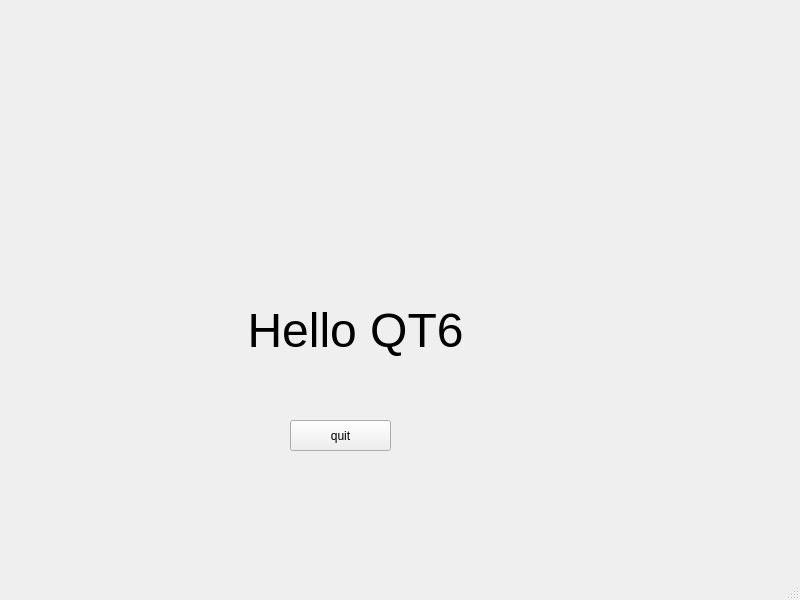
Qt form qt6-kfzn-samples/s2-1/FirstDemo/window.ui (rogerg6/QT) before a commit.
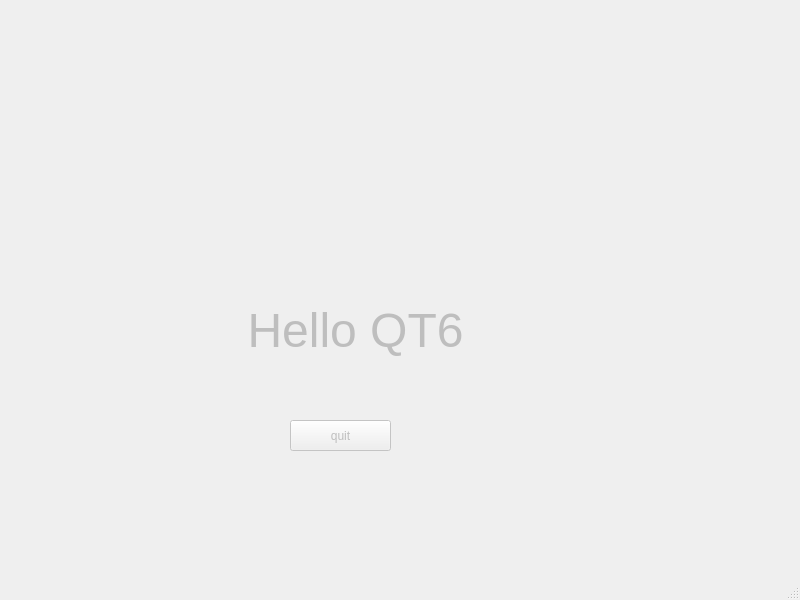
The same form after that commit.

Diff of the .ui file:
```diff
--- a/qt6-kfzn-samples/s2-1/FirstDemo/window.ui
+++ b/qt6-kfzn-samples/s2-1/FirstDemo/window.ui
@@ -14,7 +14,13 @@
    <string>Window</string>
   </property>
   <widget class="QWidget" name="centralwidget">
+   <property name="enabled">
+    <bool>false</bool>
+   </property>
    <widget class="QLabel" name="label">
+    <property name="enabled">
+     <bool>false</bool>
+    </property>
     <property name="geometry">
      <rect>
       <x>160</x>
```
Left out of the diff: 2 changed lines with no effect on the pictures.
